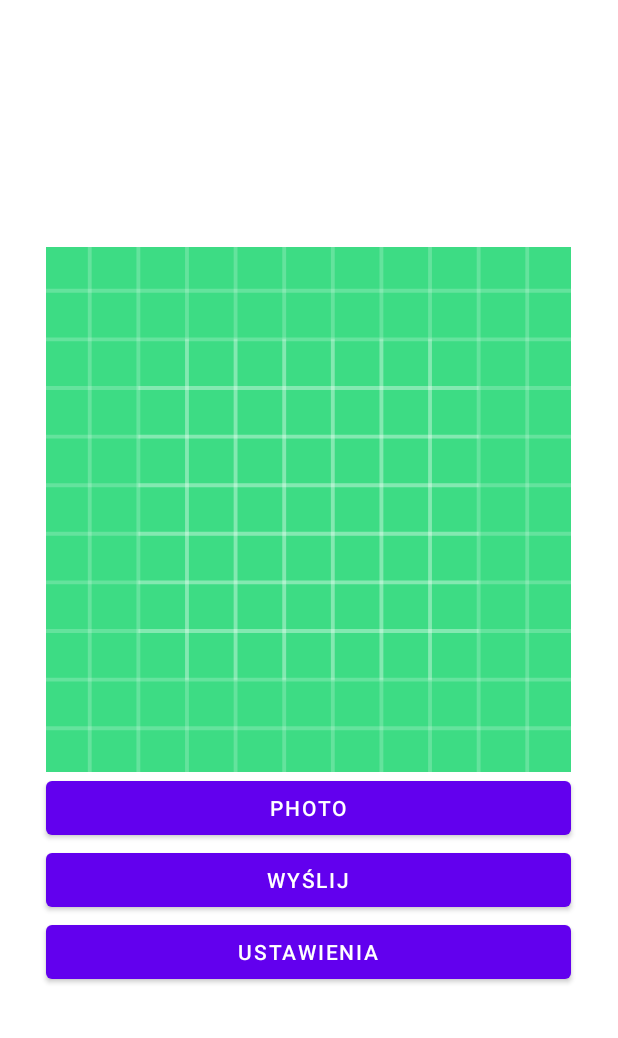
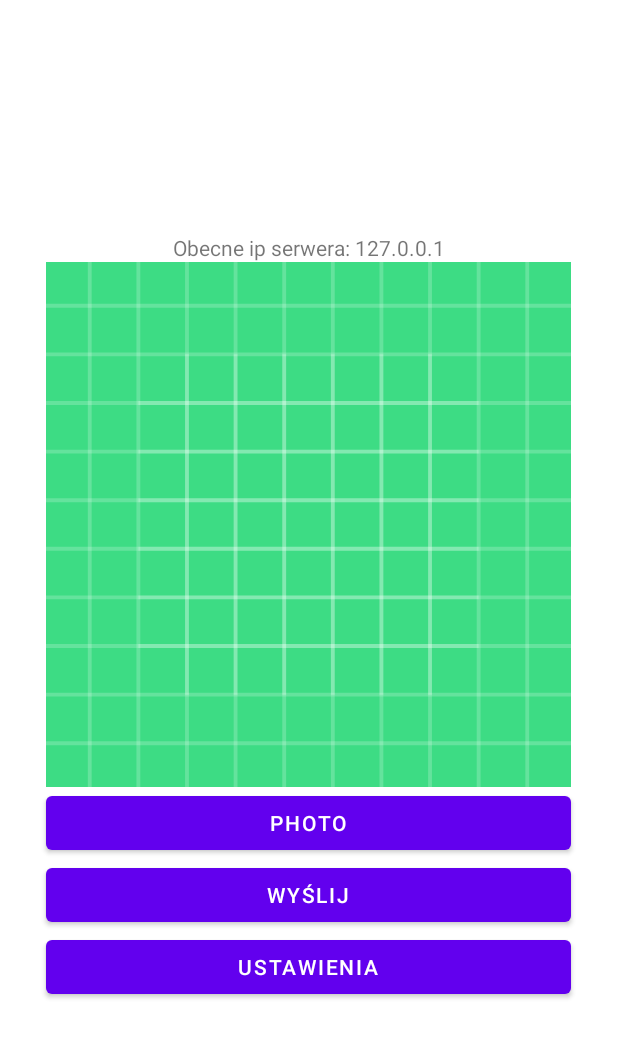
Before and after one commit to Gerald212/PhotoApp, an Android app: the screen it shows after launch (MainActivity), on a phone screen of 412 x 824 dp. Shown: the top 1038 px of the screen. Run offline under Robolectric (Android 15) with nearby library versions, the phone set to English and light mode, and no system bars; pictures from the network do not load.

Commit message:
dodano zmienianie ip

```diff
--- a/Aplikacja/app/src/main/java/com/example/photoapp/MainActivity.java
+++ b/Aplikacja/app/src/main/java/com/example/photoapp/MainActivity.java
@@ -77,8 +77,22 @@ public class MainActivity extends AppCompatActivity {
             iv.setImageURI(Uri.parse(currentPhotoPath));
         }
 
-        SharedPreferences sp = getSharedPreferences("ip", Context.MODE_PRIVATE);
-        SharedPreferences prefs = PreferenceManager.getDefaultSharedPreferences(MainActivity.this);
+        TextView tv = findViewById(R.id.textViewIp);
+        tv.setText("Obecne ip: " + adresSerwera);
+
+        //SharedPreferences prefs = PreferenceManager.getDefaultSharedPreferences(MainActivity.this);
+    }
+
+    @Override
+    protected void onResume() {
+        super.onResume();
+        SharedPreferences sp = getSharedPreferences("my_pref", Context.MODE_PRIVATE);
+        String newIp = sp.getString("ip", "127.0.0.1");
+        Log.i("ip w mainActivity", newIp);
+        adresSerwera = newIp;
+
+        TextView tv = findViewById(R.id.textViewIp);
+        tv.setText("Obecne ip serwera: " + adresSerwera);
     }
 
     @Override
--- a/Aplikacja/app/src/main/res/layout/activity_main.xml
+++ b/Aplikacja/app/src/main/res/layout/activity_main.xml
@@ -18,6 +18,20 @@
         app:layout_constraintEnd_toEndOf="parent"
         app:layout_constraintStart_toStartOf="parent"
         app:layout_constraintTop_toTopOf="parent">
+
+
+        <TableRow
+            android:layout_width="match_parent"
+            android:layout_height="match_parent"
+            android:gravity="center">
+
+            <TextView
+                android:id="@+id/textViewIp"
+                android:layout_width="wrap_content"
+                android:layout_height="wrap_content"
+                android:text="ip"
+                android:textAlignment="center" />
+        </TableRow>
 
         <TableRow
             android:layout_width="match_parent"
--- a/Aplikacja/app/src/main/res/layout/fragment_settings.xml
+++ b/Aplikacja/app/src/main/res/layout/fragment_settings.xml
@@ -28,7 +28,6 @@
             android:id="@+id/setIpButton"
             android:layout_width="wrap_content"
             android:layout_height="wrap_content"
-            android:onClick="setIpButtonOnClick"
             android:text="Ustaw IP" />
     </LinearLayout>
 </androidx.constraintlayout.widget.ConstraintLayout>
--- a/Serwer/src/main/java/org/example/WebController.java
+++ b/Serwer/src/main/java/org/example/WebController.java
@@ -18,7 +18,7 @@ public class WebController {
     }
 
     @PostMapping("/put_image")
-    public void putImage(@RequestPart(name = "img") MultipartFile img){
+    public String putImage(@RequestPart(name = "img") MultipartFile img){
         //storageService.store(img);
         System.out.println( "cos przyszlo" );
         try {
@@ -32,5 +32,7 @@ public class WebController {
             e.printStackTrace();
         }
         System.out.println( "Zaladowano zdjecie: " + img.getOriginalFilename() );
+
+        return "zdjecie przyszlo";
     }
 }
```
Also changed, not shown: Aplikacja/app/src/main/java/com/example/photoapp/SettingsFragment.java (+36 -7 lines), 3 other files.
